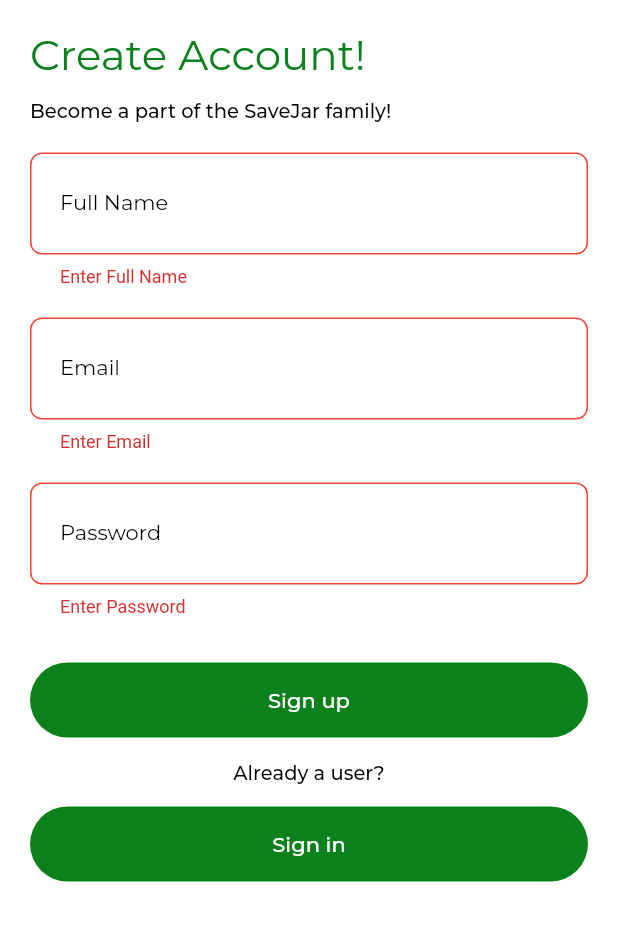
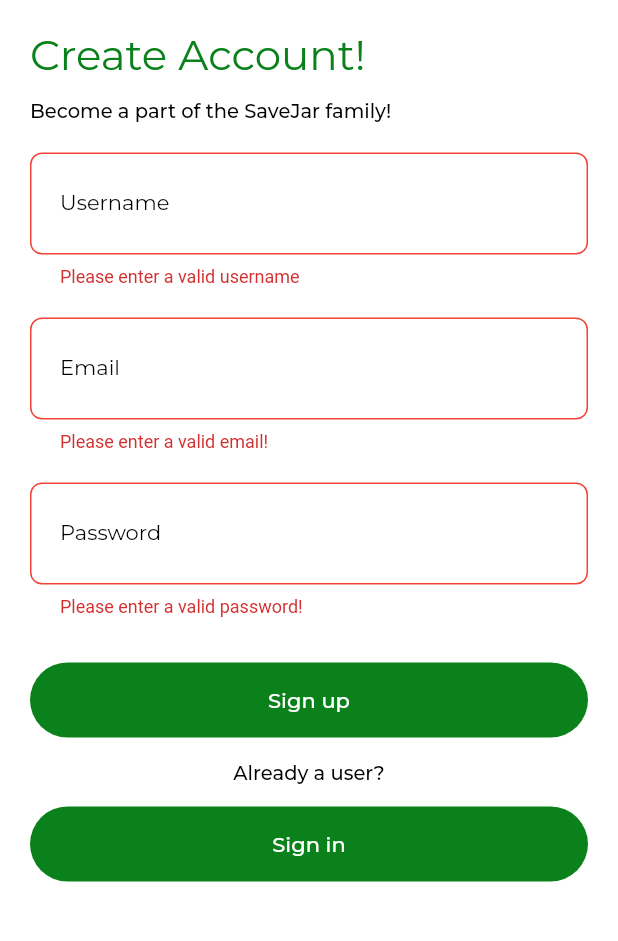
Before and after one commit to jordandadams/savejar_v2, a Flutter app: the SignUpPage screen opened by its route, after a tap on "Sign up", on a phone screen of 412 x 824 dp, the part 164-1105 px from its top. Run offline on Flutter 3.47's test engine with Material 2 defaults, Android fonts, the phone set to English and light mode, and no system bars; our stand-ins replace auto_route, connectivity_plus, dio, flutter_dotenv, flutter_easyloading, flutter_riverpod and 5 more; accounts and stored records are empty; generated files the repository leaves out were written again.

Commit message:
validation changes

```diff
--- a/lib/feature/auth/widget/sign_up_page.dart
+++ b/lib/feature/auth/widget/sign_up_page.dart
@@ -2,6 +2,7 @@ import 'package:auto_route/auto_route.dart';
 import 'package:flutter/material.dart';
 import 'package:flutter_boilerplate/feature/auth/model/auth_state.dart';
 import 'package:flutter_boilerplate/feature/auth/provider/auth_provider.dart';
+import 'package:flutter_boilerplate/shared/util/validator.dart';
 import 'package:flutter_riverpod/flutter_riverpod.dart';
 import 'package:google_fonts/google_fonts.dart';
 
@@ -91,10 +92,10 @@ class SignUpPage extends ConsumerWidget {
                           controller: _nameController,
                           obscureText: false,
                           decoration: InputDecoration(
-                            labelText: 'Full Name',
+                            labelText: 'Username',
                             labelStyle: GoogleFonts.getFont('Montserrat',
                                 textStyle: loginEmailText),
-                            hintText: 'Enter full name...',
+                            hintText: 'Enter username...',
                             hintStyle: GoogleFonts.getFont('Montserrat',
                                 textStyle: loginEmailText),
                             enabledBorder: OutlineInputBorder(
@@ -133,8 +134,10 @@ class SignUpPage extends ConsumerWidget {
                           ),
                           style: GoogleFonts.getFont('Montserrat'),
                           validator: (value) {
-                            if (value == null || value.isEmpty) {
-                              return 'Enter Full Name';
+                            if (value == null ||
+                                value.isEmpty ||
+                                value.length < 5) {
+                              return 'Please enter a valid username';
                             }
 
                             return null;
@@ -191,8 +194,9 @@ class SignUpPage extends ConsumerWidget {
                           ),
                           style: GoogleFonts.getFont('Montserrat'),
                           validator: (value) {
-                            if (value == null || value.isEmpty) {
-                              return 'Enter Email';
+                            Validator.isValidEmail(value);
+                            if (Validator.isValidEmail(value) == false) {
+                              return 'Please enter a valid email!';
                             }
 
                             return null;
@@ -248,8 +252,9 @@ class SignUpPage extends ConsumerWidget {
                           ),
                           style: GoogleFonts.getFont('Montserrat'),
                           validator: (value) {
-                            if (value == null || value.isEmpty) {
-                              return 'Enter Password';
+                            Validator.isValidPassWord(value);
+                            if (Validator.isValidPassWord(value) == false) {
+                              return 'Please enter a valid password!';
                             }
 
                             return null;
```
Also changed, not shown: lib/feature/auth/widget/sign_in_page.dart (+8 -6 lines).
